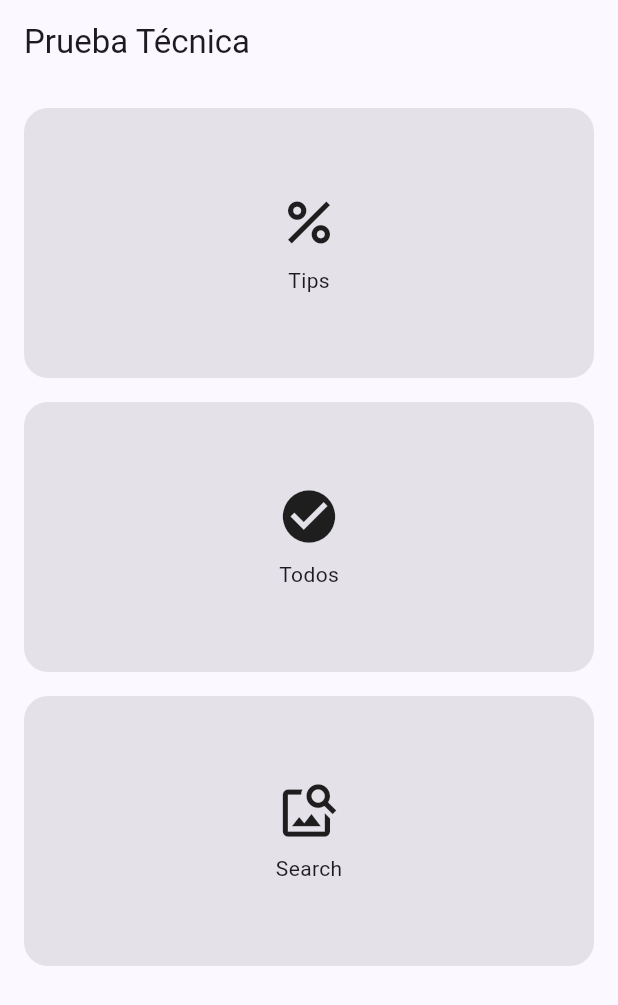
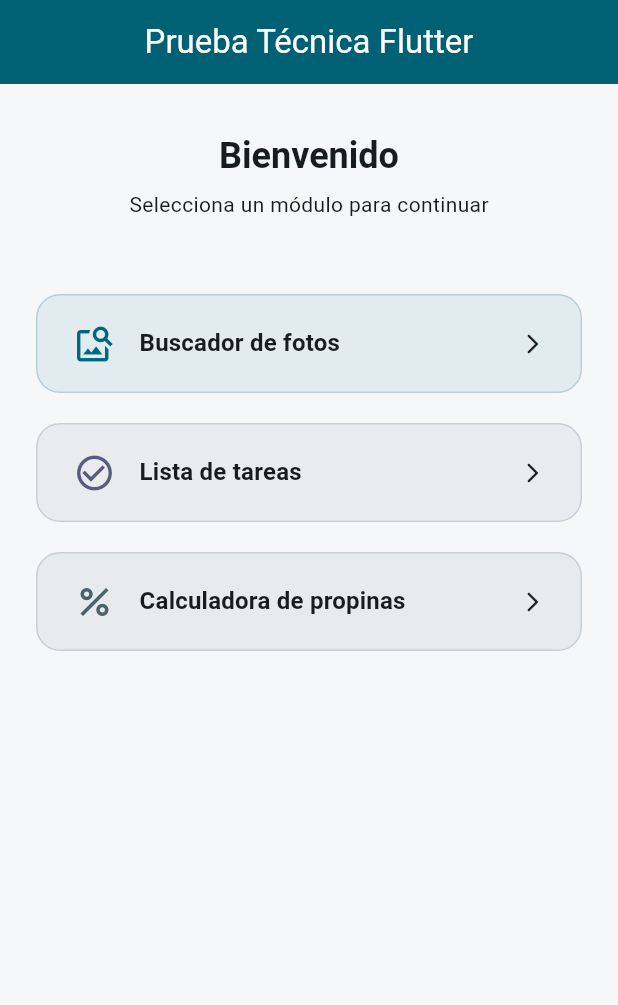
Before and after one commit to HectorPolendo-DEV/Flutter-prueba-tecnica, a Flutter app: the screen it shows after launch, on a phone screen of 412 x 824 dp. Shown: the top 1005 px of the screen. Run offline on Flutter 3.47's test engine with Material 3 defaults, Android fonts, the phone set to English and light mode, and no system bars; our stand-ins replace cached_network_image, dio, flutter_dotenv, go_router, hive, hive_flutter; accounts and stored records are empty.

Commit message:
redesign home page and add modern theme colors

```diff
--- a/lib/app/app.dart
+++ b/lib/app/app.dart
@@ -1,4 +1,5 @@
 import 'package:flutter/material.dart';
+import 'package:flutter_prueba_tecnica/core/theme/app_theme.dart';
 import 'router.dart';
 
 class MyApp extends StatelessWidget {
@@ -9,10 +10,9 @@ class MyApp extends StatelessWidget {
     return MaterialApp.router(
       debugShowCheckedModeBanner: false,
       title: 'Prueba Técnica',
-      theme: ThemeData(
-        colorScheme: ColorScheme.fromSeed(seedColor: Colors.indigo),
-        useMaterial3: true,
-      ),
+      theme: AppTheme.light,
+      darkTheme: AppTheme.dark,
+      themeMode: ThemeMode.system,
       routerConfig: appRouter,
     );
   }
--- /dev/null
+++ b/lib/core/theme/app_theme.dart
@@ -0,0 +1,58 @@
+import 'package:flutter/material.dart';
+
+class AppTheme {
+  static ThemeData get light => ThemeData(
+    useMaterial3: true,
+    colorScheme: ColorScheme.fromSeed(
+      seedColor: const Color(0xFF005F73),
+      brightness: Brightness.light,
+    ),
+    scaffoldBackgroundColor: const Color(0xFFF6F7F9),
+    appBarTheme: const AppBarTheme(
+      backgroundColor: Color(0xFF005F73),
+      foregroundColor: Colors.white,
+      elevation: 3,
+    ),
+    inputDecorationTheme: InputDecorationTheme(
+      filled: true,
+      fillColor: Colors.white,
+      border: OutlineInputBorder(
+        borderRadius: BorderRadius.circular(12),
+        borderSide: BorderSide.none,
+      ),
+      focusedBorder: OutlineInputBorder(
+        borderRadius: BorderRadius.circular(12),
+        borderSide: const BorderSide(color: Color(0xFF005F73), width: 2),
+      ),
+    ),
+    elevatedButtonTheme: ElevatedButtonThemeData(
+      style: ElevatedButton.styleFrom(
+        backgroundColor: const Color(0xFF005F73),
+        foregroundColor: Colors.white,
+        shape: RoundedRectangleBorder(borderRadius: BorderRadius.circular(12)),
+        padding: const EdgeInsets.symmetric(horizontal: 24, vertical: 12),
+        textStyle: const TextStyle(fontWeight: FontWeight.w600),
+      ),
+    ),
+  );
+
+  static ThemeData get dark => ThemeData(
+    useMaterial3: true,
+    colorScheme: ColorScheme.fromSeed(
+      seedColor: const Color(0xFF0A9396),
+      brightness: Brightness.dark,
+    ),
+    scaffoldBackgroundColor: const Color(0xFF101417),
+    appBarTheme: const AppBarTheme(
+      backgroundColor: Color(0xFF0A9396),
+      foregroundColor: Colors.white,
+    ),
+    elevatedButtonTheme: ElevatedButtonThemeData(
+      style: ElevatedButton.styleFrom(
+        backgroundColor: const Color(0xFF0A9396),
+        foregroundColor: Colors.white,
+        shape: RoundedRectangleBorder(borderRadius: BorderRadius.circular(12)),
+      ),
+    ),
+  );
+}
--- a/lib/features/home/presentation/view/home_page.dart
+++ b/lib/features/home/presentation/view/home_page.dart
@@ -1,50 +1,123 @@
 import 'package:flutter/material.dart';
 import 'package:go_router/go_router.dart';
-import '../../../../../../app/router.dart';
+import '../../../../app/router.dart';
 
 class HomePage extends StatelessWidget {
   const HomePage({super.key});
 
   @override
   Widget build(BuildContext context) {
-    Widget tile(String title, IconData icon, String route) {
-      return InkWell(
-        borderRadius: BorderRadius.circular(16),
-        onTap: () => context.go(route),
-        child: Ink(
-          height: 180,
-          decoration: BoxDecoration(
-            borderRadius: BorderRadius.circular(16),
-            color: Theme.of(context).colorScheme.surfaceContainerHighest,
-          ),
-          child: Center(
-            child: Column(
-              mainAxisSize: MainAxisSize.min,
-              children: [
-                Icon(icon, size: 42),
-                const SizedBox(height: 8),
-                Text(title),
-              ],
-            ),
-          ),
-        ),
-      );
-    }
+    final colorScheme = Theme.of(context).colorScheme;
 
     return Scaffold(
-      appBar: AppBar(title: const Text('Prueba Técnica')),
-      body: Padding(
-        padding: const EdgeInsets.all(16),
-        child: ListView(
+      appBar: AppBar(
+        title: const Text('Prueba Técnica Flutter'),
+        centerTitle: true,
+      ),
+      body: Container(
+        width: double.infinity,
+        padding: const EdgeInsets.symmetric(horizontal: 24, vertical: 32),
+        child: Column(
+          crossAxisAlignment: CrossAxisAlignment.center,
           children: [
-            tile('Tips', Icons.percent, AppRoutes.tips),
-            const SizedBox(height: 16),
-            tile('Todos', Icons.check_circle, AppRoutes.todo),
-            const SizedBox(height: 16),
-            tile('Search', Icons.image_search, AppRoutes.search),
+            TweenAnimationBuilder<double>(
+              tween: Tween(begin: 0, end: 1),
+              duration: const Duration(milliseconds: 800),
+              builder: (context, value, child) => Opacity(
+                opacity: value,
+                child: Transform.translate(
+                  offset: Offset(0, 20 * (1 - value)),
+                  child: child,
+                ),
+              ),
+              child: Column(
+                children: [
+                  Text(
+                    'Bienvenido',
+                    style: Theme.of(context).textTheme.headlineSmall?.copyWith(
+                      fontWeight: FontWeight.bold,
+                    ),
+                  ),
+                  const SizedBox(height: 6),
+                  Text(
+                    'Selecciona un módulo para continuar',
+                    style: Theme.of(context).textTheme.bodyMedium,
+                  ),
+                ],
+              ),
+            ),
+            const SizedBox(height: 40),
+
+            _HomeButton(
+              icon: Icons.image_search,
+              label: 'Buscador de fotos',
+              color: colorScheme.primary,
+              onTap: () => context.push(AppRoutes.search),
+            ),
+            _HomeButton(
+              icon: Icons.check_circle_outline,
+              label: 'Lista de tareas',
+              color: colorScheme.tertiary,
+              onTap: () => context.push(AppRoutes.todo),
+            ),
+            _HomeButton(
+              icon: Icons.percent,
+              label: 'Calculadora de propinas',
+              color: colorScheme.secondary,
+              onTap: () => context.push(AppRoutes.tips),
+            ),
           ],
         ),
       ),
     );
   }
 }
+
+class _HomeButton extends StatelessWidget {
+  final IconData icon;
+  final String label;
+  final Color color;
+  final VoidCallback onTap;
+
+  const _HomeButton({
+    required this.icon,
+    required this.label,
+    required this.color,
+    required this.onTap,
+  });
+
+  @override
+  Widget build(BuildContext context) {
+    return Padding(
+      padding: const EdgeInsets.symmetric(vertical: 10),
+      child: InkWell(
+        onTap: onTap,
+        borderRadius: BorderRadius.circular(16),
+        splashColor: color.withValues(alpha: 0.2),
+        child: Ink(
+          decoration: BoxDecoration(
+            color: color.withValues(alpha: 0.08),
+            borderRadius: BorderRadius.circular(16),
+            border: Border.all(color: color.withValues(alpha: 0.2)),
+          ),
+          padding: const EdgeInsets.symmetric(horizontal: 24, vertical: 18),
+          child: Row(
+            children: [
+              Icon(icon, size: 28, color: color),
+              const SizedBox(width: 16),
+              Expanded(
+                child: Text(
+                  label,
+                  style: Theme.of(context).textTheme.titleMedium?.copyWith(
+                    fontWeight: FontWeight.w600,
+                  ),
+                ),
+              ),
+              const Icon(Icons.arrow_forward_ios_rounded, size: 16),
+            ],
+          ),
+        ),
+      ),
+    );
+  }
+}
--- a/lib/features/todo/presentation/view/to_do_page.dart
+++ b/lib/features/todo/presentation/view/to_do_page.dart
@@ -54,7 +54,7 @@ class _ToDoView extends StatelessWidget {
     final controller = TextEditingController();
 
     return Scaffold(
-      appBar: AppBar(title: const Text('Lista de Tareas'), centerTitle: true),
+      appBar: AppBar(title: const Text('Lista de Tareas')),
       body: Column(
         children: [
           Padding(
@@ -80,6 +80,9 @@ class _ToDoView extends StatelessWidget {
                 ? const Center(child: Text('No hay tareas por hacer.'))
                 : Padding(
                     padding: const EdgeInsets.all(12),
+                    child: AnimatedOpacity(
+                      duration: const Duration(milliseconds: 300),
+                      opacity: vm.todos.isEmpty ? 0.5 : 1.0,
                       child: ListView.builder(
                         itemCount: vm.todos.length,
                         itemBuilder: (context, index) {
@@ -118,6 +121,7 @@ class _ToDoView extends StatelessWidget {
                       ),
                     ),
                   ),
+          ),
         ],
       ),
     );
```
Lines whose indentation alone changed are shown as unchanged.
